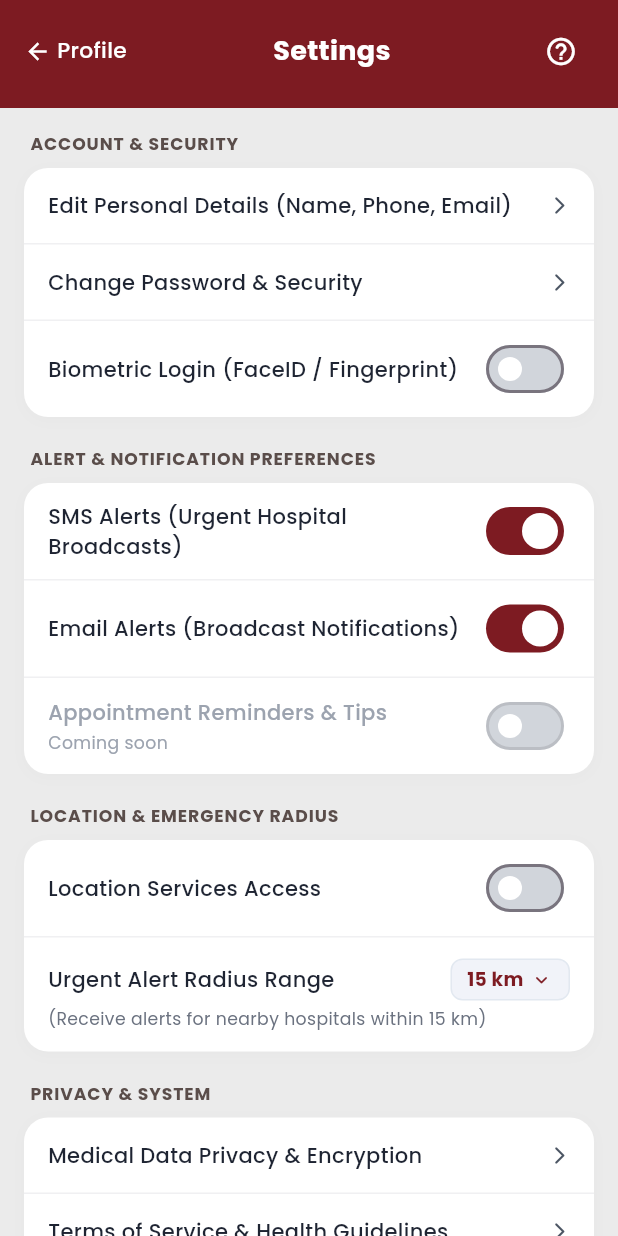
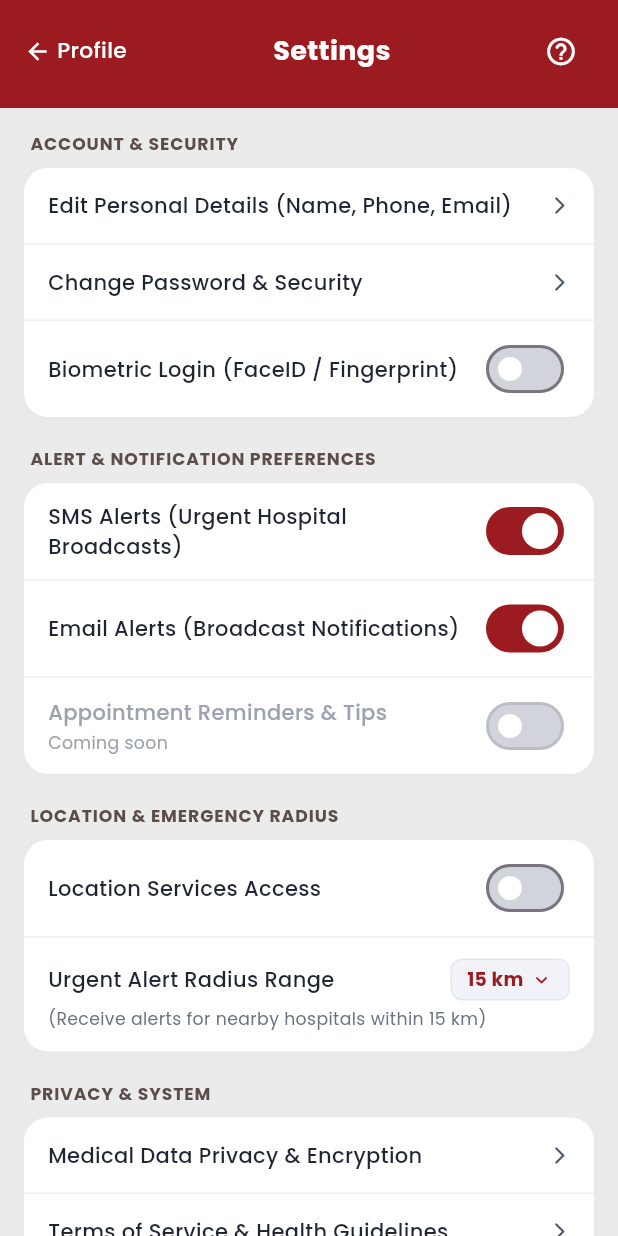
Before and after one commit to aliahkono/resq_app, a Flutter app: the HomeView screen opened directly, item 3 of the bottom bar chosen, after a tap on the "settings" icon, on a phone screen of 412 x 824 dp. Run offline on Flutter 3.47's test engine with Material 3 defaults, Android fonts, the phone set to English and light mode, and no system bars; our stand-ins replace flutter_secure_storage, google_fonts, local_auth; accounts and stored records are empty; network calls fail.

Commit message:
Unify all off-brand reds (#7D1B22, #8A1E26) to the real brand crimson #9B1B20; retake screening shows editable Age instead of a reset DOB picker; clearer messaging when OTP verify logs into an existing account instead of registering a new one

```diff
--- a/lib/views/appointment/ineligible_appoint_view.dart
+++ b/lib/views/appointment/ineligible_appoint_view.dart
@@ -70,7 +70,7 @@ class IneligibleAppointView extends StatelessWidget {
                   style: TextStyle(fontSize: 13.5, fontWeight: FontWeight.bold),
                 ),
                 style: ElevatedButton.styleFrom(
-                  backgroundColor: const Color(0xFF7D1B22),
+                  backgroundColor: const Color(0xFF9B1B20),
                   foregroundColor: Colors.white,
                   elevation: 0,
                   shape: RoundedRectangleBorder(borderRadius: BorderRadius.circular(12)),
--- a/lib/views/home/eligible_home_view.dart
+++ b/lib/views/home/eligible_home_view.dart
@@ -72,7 +72,7 @@ class EligibleHomeView extends StatelessWidget {
       backgroundColor: const Color(0xFFF3F3F5),
       body: onRefresh != null
           ? RefreshIndicator(
-              color: const Color(0xFF7D1B22),
+              color: const Color(0xFF9B1B20),
               onRefresh: onRefresh!,
               child: content,
             )
@@ -91,11 +91,11 @@ class EligibleHomeView extends StatelessWidget {
           width: double.infinity,
           padding: const EdgeInsets.symmetric(horizontal: 20, vertical: 22),
           decoration: BoxDecoration(
-            color: const Color(0xFF8A1E26),
+            color: const Color(0xFF9B1B20),
             borderRadius: BorderRadius.circular(20),
             boxShadow: [
               BoxShadow(
-                color: const Color(0xFF7D1B22).withValues(alpha: 0.25),
+                color: const Color(0xFF9B1B20).withValues(alpha: 0.25),
                 blurRadius: 12,
                 offset: const Offset(0, 4),
               ),
@@ -160,7 +160,7 @@ class EligibleHomeView extends StatelessWidget {
                   },
                   style: ElevatedButton.styleFrom(
                     backgroundColor: const Color(0xFFE9E5E2),
-                    foregroundColor: const Color(0xFF7D1B22),
+                    foregroundColor: const Color(0xFF9B1B20),
                     elevation: 0,
                     shape: RoundedRectangleBorder(borderRadius: BorderRadius.circular(10)),
                   ),
@@ -176,7 +176,7 @@ class EligibleHomeView extends StatelessWidget {
         const SizedBox(height: 20),
         const Row(
           children: [
-            Icon(Icons.map_outlined, color: Color(0xFF7D1B22), size: 18),
+            Icon(Icons.map_outlined, color: Color(0xFF9B1B20), size: 18),
             SizedBox(width: 8),
             Text(
               "Your Hero's Path",
@@ -206,7 +206,7 @@ class EligibleHomeView extends StatelessWidget {
                   ),
                   Text(
                     '33%',
-                    style: TextStyle(fontSize: 12, fontWeight: FontWeight.bold, color: Color(0xFF7D1B22)),
+                    style: TextStyle(fontSize: 12, fontWeight: FontWeight.bold, color: Color(0xFF9B1B20)),
                   ),
                 ],
               ),
@@ -216,7 +216,7 @@ class EligibleHomeView extends StatelessWidget {
                 child: const LinearProgressIndicator(
                   value: 0.33,
                   backgroundColor: Color(0xFFE5E7EB),
-                  valueColor: AlwaysStoppedAnimation<Color>(Color(0xFF8A1E26)),
+                  valueColor: AlwaysStoppedAnimation<Color>(Color(0xFF9B1B20)),
                   minHeight: 6,
                 ),
               ),
@@ -255,7 +255,7 @@ class EligibleHomeView extends StatelessWidget {
           width: double.infinity,
           padding: const EdgeInsets.all(18),
           decoration: BoxDecoration(
-            color: const Color(0xFF8A1E26),
+            color: const Color(0xFF9B1B20),
             borderRadius: BorderRadius.circular(20),
           ),
           child: Column(
@@ -295,7 +295,7 @@ class EligibleHomeView extends StatelessWidget {
                           child: CircleAvatar(
                             radius: 14,
                             backgroundColor: Color(0xFFF3E5E6),
-                            child: Icon(Icons.person, size: 16, color: Color(0xFF7D1B22)),
+                            child: Icon(Icons.person, size: 16, color: Color(0xFF9B1B20)),
                           ),
                         ),
                         const Positioned(
@@ -372,7 +372,7 @@ class EligibleHomeView extends StatelessWidget {
             style: TextStyle(fontSize: 15, fontWeight: FontWeight.bold, color: Color(0xFF1E1E1E)),
             children: [
               TextSpan(text: 'First-Time Donor Guide '),
-              TextSpan(text: '| ', style: TextStyle(color: Color(0xFF7D1B22))),
+              TextSpan(text: '| ', style: TextStyle(color: Color(0xFF9B1B20))),
               TextSpan(text: 'What to Expect'),
             ],
           ),
@@ -402,7 +402,7 @@ class EligibleHomeView extends StatelessWidget {
           child: ElevatedButton(
             onPressed: () => _showWalkthroughModal(context),
             style: ElevatedButton.styleFrom(
-              backgroundColor: const Color(0xFF7D1B22),
+              backgroundColor: const Color(0xFF9B1B20),
               foregroundColor: Colors.white,
               elevation: 0,
               shape: RoundedRectangleBorder(borderRadius: BorderRadius.circular(10)),
@@ -488,7 +488,7 @@ class EligibleHomeView extends StatelessWidget {
               const TextSpan(text: 'Your blood type ('),
               TextSpan(
                 text: bloodType.isNotEmpty ? bloodType : 'Compatible',
-                style: const TextStyle(color: Color(0xFF8A1E26), fontWeight: FontWeight.bold),
+                style: const TextStyle(color: Color(0xFF9B1B20), fontWeight: FontWeight.bold),
               ),
               const TextSpan(text: ') is on standby for hospital broadcasts.'),
             ],
@@ -499,12 +499,12 @@ class EligibleHomeView extends StatelessWidget {
         // Urgent Blood Requests Header
         Row(
           children: [
-            Container(width: 3.5, height: 16, decoration: BoxDecoration(color: const Color(0xFF7D1B22), borderRadius: BorderRadius.circular(2))),
+            Container(width: 3.5, height: 16, decoration: BoxDecoration(color: const Color(0xFF9B1B20), borderRadius: BorderRadius.circular(2))),
             const SizedBox(width: 8),
             const Column(
               crossAxisAlignment: CrossAxisAlignment.start,
               children: [
-                Text('Urgent Blood Requests', style: TextStyle(fontSize: 15, fontWeight: FontWeight.bold, color: Color(0xFF7D1B22))),
+                Text('Urgent Blood Requests', style: TextStyle(fontSize: 15, fontWeight: FontWeight.bold, color: Color(0xFF9B1B20))),
                 Text('Nearby clinics in critical need', style: TextStyle(fontSize: 11, color: Color(0xFF6B7280))),
               ],
             ),
@@ -525,11 +525,11 @@ class EligibleHomeView extends StatelessWidget {
           width: double.infinity,
           padding: const EdgeInsets.all(18),
           decoration: BoxDecoration(
-            color: const Color(0xFF8A1E26),
+            color: const Color(0xFF9B1B20),
             borderRadius: BorderRadius.circular(20),
             boxShadow: [
               BoxShadow(
-                color: const Color(0xFF7D1B22).withValues(alpha: 0.2),
+                color: const Color(0xFF9B1B20).withValues(alpha: 0.2),
                 blurRadius: 10,
                 offset: const Offset(0, 4),
               ),
@@ -608,7 +608,7 @@ class EligibleHomeView extends StatelessWidget {
           height: 160,
           decoration: BoxDecoration(
             borderRadius: BorderRadius.circular(16),
-            color: const Color(0xFF7D1B22),
+            color: const Color(0xFF9B1B20),
             image: const DecorationImage(
               image: AssetImage('assets/images/SaveALife.png'),
               fit: BoxFit.cover,
@@ -668,12 +668,12 @@ class EligibleHomeView extends StatelessWidget {
           Container(
             padding: const EdgeInsets.all(12),
             decoration: BoxDecoration(
-              color: const Color(0xFF7D1B22).withValues(alpha: 0.08),
+              color: const Color(0xFF9B1B20).withValues(alpha: 0.08),
               shape: BoxShape.circle,
             ),
             child: const Icon(
               Icons.sensors_rounded,
-              color: Color(0xFF7D1B22),
+              color: Color(0xFF9B1B20),
               size: 28,
             ),
           ),
@@ -749,7 +749,7 @@ class EligibleHomeView extends StatelessWidget {
             child: ElevatedButton(
               onPressed: onAcceptRequest != null ? () => onAcceptRequest!(req) : () {},
               style: ElevatedButton.styleFrom(
-                backgroundColor: const Color(0xFF8A1E26),
+                backgroundColor: const Color(0xFF9B1B20),
                 foregroundColor: Colors.white,
                 shape: RoundedRectangleBorder(borderRadius: BorderRadius.circular(10)),
                 elevation: 0,
@@ -795,21 +795,21 @@ class EligibleHomeView extends StatelessWidget {
               width: 36,
               height: 36,
               decoration: BoxDecoration(
-                color: isDone ? const Color(0xFF8A1E26) : Colors.white,
+                color: isDone ? const Color(0xFF9B1B20) : Colors.white,
                 shape: BoxShape.circle,
-                border: Border.all(color: const Color(0xFF8A1E26), width: 1.8),
+                border: Border.all(color: const Color(0xFF9B1B20), width: 1.8),
               ),
               child: Icon(
                 icon,
                 size: 18,
-                color: isDone ? Colors.white : const Color(0xFF8A1E26),
+                color: isDone ? Colors.white : const Color(0xFF9B1B20),
               ),
             ),
             if (showConnectingLine)
               Container(
                 width: 2,
                 height: 24,
-                color: const Color(0xFF8A1E26),
+                color: const Color(0xFF9B1B20),
               ),
           ],
         ),
@@ -845,7 +845,7 @@ class EligibleHomeView extends StatelessWidget {
       decoration: BoxDecoration(
         color: Colors.white,
         borderRadius: BorderRadius.circular(14),
-        border: Border.all(color: const Color(0xFF7D1B22), width: 1.2),
+        border: Border.all(color: const Color(0xFF9B1B20), width: 1.2),
       ),
       child: Row(
         crossAxisAlignment: CrossAxisAlignment.start,
@@ -885,7 +885,7 @@ class EligibleHomeView extends StatelessWidget {
           children: [
             const Text(
               'Step-by-Step Donation Walkthrough',
-              style: TextStyle(fontWeight: FontWeight.bold, fontSize: 16, color: Color(0xFF7D1B22)),
+              style: TextStyle(fontWeight: FontWeight.bold, fontSize: 16, color: Color(0xFF9B1B20)),
             ),
             const SizedBox(height: 12),
             const Text(
@@ -897,7 +897,7 @@ class EligibleHomeView extends StatelessWidget {
               width: double.infinity,
               child: ElevatedButton(
                 onPressed: () => Navigator.pop(context),
-                style: ElevatedButton.styleFrom(backgroundColor: const Color(0xFF7D1B22)),
+                style: ElevatedButton.styleFrom(backgroundColor: const Color(0xFF9B1B20)),
                 child: const Text('GOT IT', style: TextStyle(color: Colors.white)),
               ),
             ),
--- a/lib/views/home/home_view.dart
+++ b/lib/views/home/home_view.dart
@@ -327,7 +327,7 @@ class _HomeViewState extends State<HomeView> {
     if (_currentTabIndex == 2) title = 'Profile & Records';
 
     return Container(
-      color: const Color(0xFF7D1B22),
+      color: const Color(0xFF9B1B20),
       child: SafeArea(
         bottom: false,
         child: Container(
--- a/lib/views/profile/donor_profile_view.dart
+++ b/lib/views/profile/donor_profile_view.dart
@@ -195,7 +195,7 @@ class DonorProfileView extends StatelessWidget {
                 height: 80,
                 decoration: BoxDecoration(
                   shape: BoxShape.circle,
-                  border: Border.all(color: const Color(0xFF7D1B22), width: 2.2),
+                  border: Border.all(color: const Color(0xFF9B1B20), width: 2.2),
                 ),
                 // No real donor photo asset exists in the project (this
                 // referenced "assets/images/donor_sample.jpg", which was
@@ -206,7 +206,7 @@ class DonorProfileView extends StatelessWidget {
                 child: const CircleAvatar(
                   radius: 38,
                   backgroundColor: Color(0xFFF3E5E6),
-                  child: Icon(Icons.person_rounded, size: 44, color: Color(0xFF7D1B22)),
+                  child: Icon(Icons.person_rounded, size: 44, color: Color(0xFF9B1B20)),
                 ),
               ),
               Container(
@@ -217,7 +217,7 @@ class DonorProfileView extends StatelessWidget {
                 ),
                 child: const Icon(
                   Icons.verified_user_rounded,
-                  color: Color(0xFF7D1B22),
+                  color: Color(0xFF9B1B20),
                   size: 18,
                 ),
               ),
@@ -290,7 +290,7 @@ class DonorProfileView extends StatelessWidget {
                             style: const TextStyle(
                               fontSize: 15,
                               fontWeight: FontWeight.bold,
-                              color: Color(0xFF7D1B22),
+                              color: Color(0xFF9B1B20),
                             ),
                           ),
                           TextSpan(
@@ -336,7 +336,7 @@ class DonorProfileView extends StatelessWidget {
                 );
               },
               style: ElevatedButton.styleFrom(
-                backgroundColor: const Color(0xFF8A1E26),
+                backgroundColor: const Color(0xFF9B1B20),
                 foregroundColor: Colors.white,
                 shape: RoundedRectangleBorder(borderRadius: BorderRadius.circular(12)),
                 elevation: 0,
@@ -374,7 +374,7 @@ class DonorProfileView extends StatelessWidget {
               children: [
                 const Text(
                   'LAST DONATION',
-                  style: TextStyle(fontSize: 9.5, fontWeight: FontWeight.bold, color: Color(0xFF7D1B22), letterSpacing: 0.5),
+                  style: TextStyle(fontSize: 9.5, fontWeight: FontWeight.bold, color: Color(0xFF9B1B20), letterSpacing: 0.5),
                 ),
                 const SizedBox(height: 4),
                 Text(
@@ -398,7 +398,7 @@ class DonorProfileView extends StatelessWidget {
               ScaffoldMessenger.of(context).showSnackBar(
                 SnackBar(
                   content: Text(info.reasonDescription),
-                  backgroundColor: isEligible ? const Color(0xFF2E7D32) : const Color(0xFF7D1B22),
+                  backgroundColor: isEligible ? const Color(0xFF2E7D32) : const Color(0xFF9B1B20),
                   behavior: SnackBarBehavior.floating,
                 ),
               );
@@ -470,7 +470,7 @@ class DonorProfileView extends StatelessWidget {
       decoration: BoxDecoration(
         color: Colors.white,
         borderRadius: BorderRadius.circular(16),
-        border: Border.all(color: const Color(0xFF7D1B22), width: 1.2),
+        border: Border.all(color: const Color(0xFF9B1B20), width: 1.2),
       ),
       child: Column(
         crossAxisAlignment: CrossAxisAlignment.start,
@@ -479,7 +479,7 @@ class DonorProfileView extends StatelessWidget {
             padding: const EdgeInsets.only(top: 12, left: 14, right: 14, bottom: 8),
             child: Row(
               children: const [
-                Icon(Icons.favorite_border_rounded, color: Color(0xFF7D1B22), size: 18),
+                Icon(Icons.favorite_border_rounded, color: Color(0xFF9B1B20), size: 18),
                 SizedBox(width: 8),
                 Text(
                   'Lifetime Impact Record',
@@ -488,7 +488,7 @@ class DonorProfileView extends StatelessWidget {
               ],
             ),
           ),
-          const Divider(height: 1, color: Color(0xFF7D1B22)),
+          const Divider(height: 1, color: Color(0xFF9B1B20)),
           Padding(
             padding: const EdgeInsets.symmetric(vertical: 16.0),
             child: Row(
@@ -498,7 +498,7 @@ class DonorProfileView extends StatelessWidget {
                     children: [
                       Text(
                         liters > 0 ? liters.toStringAsFixed(1) : '0.0',
-                        style: const TextStyle(fontSize: 24, fontWeight: FontWeight.bold, color: Color(0xFF7D1B22)),
+                        style: const TextStyle(fontSize: 24, fontWeight: FontWeight.bold, color: Color(0xFF9B1B20)),
                       ),
                       const SizedBox(height: 2),
                       const Text('LITERS DONATED', style: TextStyle(fontSize: 9.5, fontWeight: FontWeight.bold, color: Color(0xFF6B7280), letterSpacing: 0.5)),
@@ -533,7 +533,7 @@ class DonorProfileView extends StatelessWidget {
       decoration: BoxDecoration(
         color: Colors.white,
         borderRadius: BorderRadius.circular(16),
-        border: Border.all(color: const Color(0xFF7D1B22), width: 1.2),
+        border: Border.all(color: const Color(0xFF9B1B20), width: 1.2),
       ),
       child: Column(
         children: [
@@ -541,10 +541,10 @@ class DonorProfileView extends StatelessWidget {
             padding: EdgeInsets.symmetric(vertical: 12),
             child: Text(
               'Clinical & Donation Records',
-              style: TextStyle(fontWeight: FontWeight.bold, fontSize: 13.5, color: Color(0xFF7D1B22)),
+              style: TextStyle(fontWeight: FontWeight.bold, fontSize: 13.5, color: Color(0xFF9B1B20)),
             ),
           ),
-          const Divider(height: 1, color: Color(0xFF7D1B22)),
+          const Divider(height: 1, color: Color(0xFF9B1B20)),
           _buildRecordTile(
             icon: Icons.local_hospital_outlined,
             title: 'Vitals & Hemoglobin History',
@@ -596,7 +596,7 @@ class DonorProfileView extends StatelessWidget {
           color: const Color(0xFFFDE8E9),
           borderRadius: BorderRadius.circular(10),
         ),
-        child: Icon(icon, color: const Color(0xFF7D1B22), size: 20),
+        child: Icon(icon, color: const Color(0xFF9B1B20), size: 20),
       ),
       title: Text(
         title,
@@ -609,7 +609,7 @@ class DonorProfileView extends StatelessWidget {
       trailing: Icon(
         isDownload ? Icons.download_rounded : Icons.arrow_forward_ios_rounded,
         size: isDownload ? 18 : 14,
-        color: isDownload ? const Color(0xFF7D1B22) : const Color(0xFF9CA3AF),
+        color: isDownload ? const Color(0xFF9B1B20) : const Color(0xFF9CA3AF),
       ),
     );
   }
@@ -672,7 +672,7 @@ class DonorProfileView extends StatelessWidget {
               width: double.infinity,
               child: ElevatedButton(
                 onPressed: () => Navigator.pop(context),
-                style: ElevatedButton.styleFrom(backgroundColor: const Color(0xFF7D1B22)),
+                style: ElevatedButton.styleFrom(backgroundColor: const Color(0xFF9B1B20)),
                 child: const Text('CLOSE', style: TextStyle(color: Colors.white)),
               ),
             ),
@@ -725,14 +725,14 @@ class DonorProfileView extends StatelessWidget {
                         ),
                       );
                     },
-                    child: const Text('RETAKE SCREENING', style: TextStyle(color: Color(0xFF7D1B22), fontSize: 12)),
+                    child: const Text('RETAKE SCREENING', style: TextStyle(color: Color(0xFF9B1B20), fontSize: 12)),
                   ),
                 ),
                 const SizedBox(width: 8),
                 Expanded(
                   child: ElevatedButton(
                     onPressed: () => Navigator.pop(context),
-                    style: ElevatedButton.styleFrom(backgroundColor: const Color(0xFF7D1B22)),
+                    style: ElevatedButton.styleFrom(backgroundColor: const Color(0xFF9B1B20)),
                     child: const Text('CLOSE', style: TextStyle(color: Colors.white, fontSize: 12)),
                   ),
                 ),
```
Also changed, not shown: lib/views/appointment/active_sched_view.dart (+7 -7 lines), lib/views/appointment/eligible_appoint_view.dart (+10 -10 lines), lib/views/appointment/no_active_sched_view.dart (+4 -4 lines), lib/views/auth/login_view.dart (+15 -15 lines), lib/views/auth/otp_ver_view.dart (+27 -7 lines), lib/views/auth/registration_summary_view.dart (+4 -4 lines), lib/views/auth/registration_wiz_view.dart (+64 -38 lines), lib/views/home/ineligible_home_view.dart (+15 -15 lines), lib/views/settings/settings_view.dart (+18 -18 lines), lib/widgets/app_notif_bell.dart (+9 -9 lines), lib/widgets/custom_input_field.dart (+4 -4 lines).
